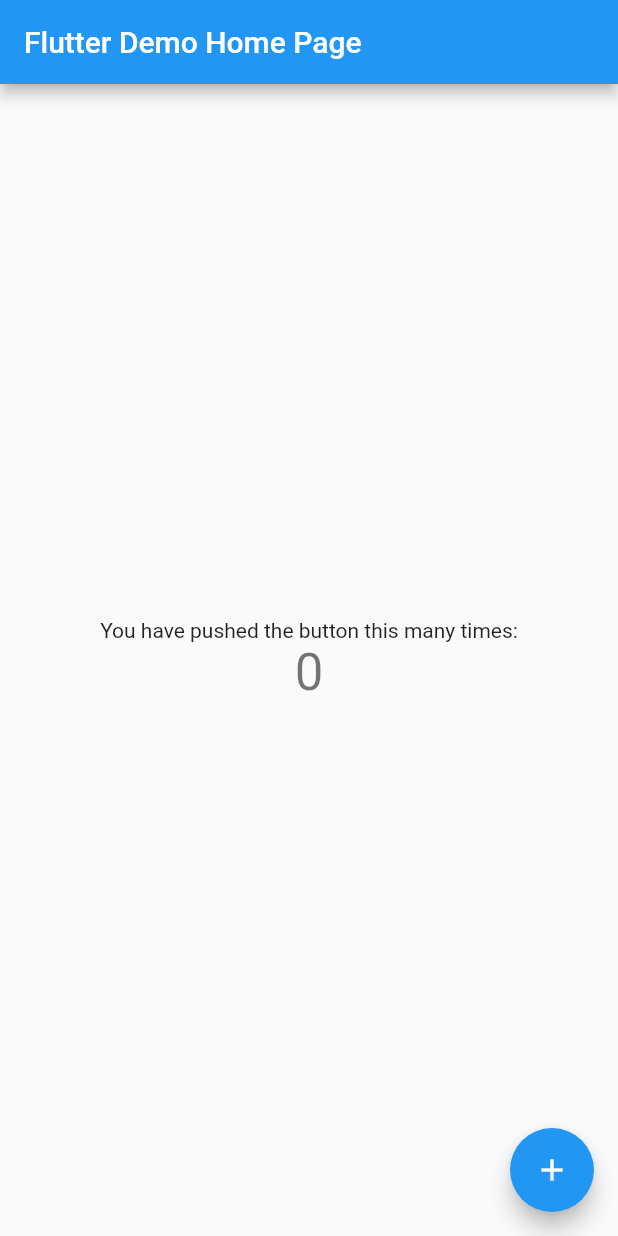
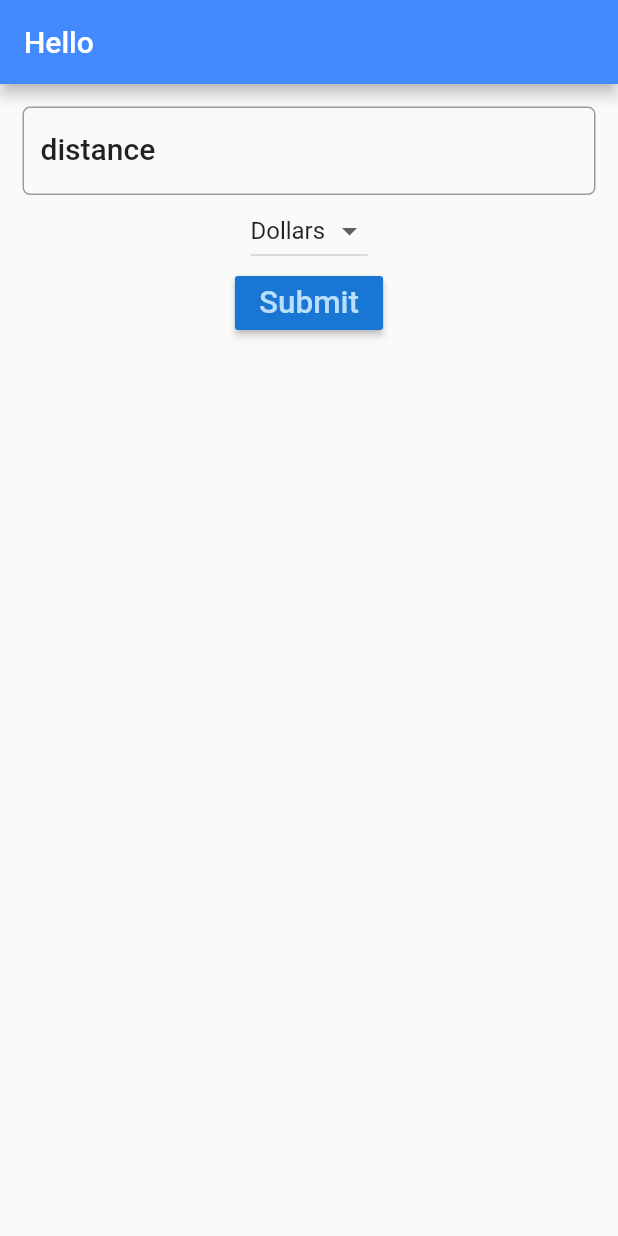
Before and after one commit to katieraby/mini-trip-cost-app, a Flutter app: the screen it shows after launch, on a phone screen of 412 x 824 dp. Run offline on Flutter 3.47's test engine with Material 2 defaults, Android fonts, the phone set to English and light mode, and no system bars.

Commit message:
Added dropdown for currency type and styled input field

```diff
--- a/lib/main.dart
+++ b/lib/main.dart
@@ -7,105 +7,83 @@ class MyApp extends StatelessWidget {
   @override
   Widget build(BuildContext context) {
     return MaterialApp(
-      title: 'Flutter Demo',
+      title: 'Trip Cost Calculator',
       theme: ThemeData(
-        // This is the theme of your application.
-        //
-        // Try running your application with "flutter run". You'll see the
-        // application has a blue toolbar. Then, without quitting the app, try
-        // changing the primarySwatch below to Colors.green and then invoke
-        // "hot reload" (press "r" in the console where you ran "flutter run",
-        // or simply save your changes to "hot reload" in a Flutter IDE).
-        // Notice that the counter didn't reset back to zero; the application
-        // is not restarted.
         primarySwatch: Colors.blue,
       ),
-      home: MyHomePage(title: 'Flutter Demo Home Page'),
+      home: new FuelForm(),
     );
   }
 }
 
-class MyHomePage extends StatefulWidget {
-  MyHomePage({Key key, this.title}) : super(key: key);
-
-  // This widget is the home page of your application. It is stateful, meaning
-  // that it has a State object (defined below) that contains fields that affect
-  // how it looks.
-
-  // This class is the configuration for the state. It holds the values (in this
-  // case the title) provided by the parent (in this case the App widget) and
-  // used by the build method of the State. Fields in a Widget subclass are
-  // always marked "final".
-
-  final String title;
-
+class FuelForm extends StatefulWidget {
   @override
-  _MyHomePageState createState() => _MyHomePageState();
+  State<StatefulWidget> createState() => _FuelFormState();
 }
 
-class _MyHomePageState extends State<MyHomePage> {
-  int _counter = 0;
-
-  void _incrementCounter() {
-    setState(() {
-      // This call to setState tells the Flutter framework that something has
-      // changed in this State, which causes it to rerun the build method below
-      // so that the display can reflect the updated values. If we changed
-      // _counter without calling setState(), then the build method would not be
-      // called again, and so nothing would appear to happen.
-      _counter++;
-    });
-  }
+class _FuelFormState extends State<FuelForm> {
+  String result = '';
+  final _currencies = ['Dollars', 'Euro', 'Pounds'];
+  String _currency = 'Dollars';
+  TextEditingController distanceController = TextEditingController();
 
   @override
   Widget build(BuildContext context) {
-    // This method is rerun every time setState is called, for instance as done
-    // by the _incrementCounter method above.
-    //
-    // The Flutter framework has been optimized to make rerunning build methods
-    // fast, so that you can just rebuild anything that needs updating rather
-    // than having to individually change instances of widgets.
+    TextStyle textStyle = Theme.of(context).textTheme.title;
     return Scaffold(
       appBar: AppBar(
-        // Here we take the value from the MyHomePage object that was created by
-        // the App.build method, and use it to set our appbar title.
-        title: Text(widget.title),
+        title: Text("Hello"),
+        backgroundColor: Colors.blueAccent,
       ),
-      body: Center(
-        // Center is a layout widget. It takes a single child and positions it
-        // in the middle of the parent.
+      body: Container(
+        padding: EdgeInsets.all(15.0),
         child: Column(
-          // Column is also a layout widget. It takes a list of children and
-          // arranges them vertically. By default, it sizes itself to fit its
-          // children horizontally, and tries to be as tall as its parent.
-          //
-          // Invoke "debug painting" (press "p" in the console, choose the
-          // "Toggle Debug Paint" action from the Flutter Inspector in Android
-          // Studio, or the "Toggle Debug Paint" command in Visual Studio Code)
-          // to see the wireframe for each widget.
-          //
-          // Column has various properties to control how it sizes itself and
-          // how it positions its children. Here we use mainAxisAlignment to
-          // center the children vertically; the main axis here is the vertical
-          // axis because Columns are vertical (the cross axis would be
-          // horizontal).
-          mainAxisAlignment: MainAxisAlignment.center,
           children: <Widget>[
-            Text(
-              'You have pushed the button this many times:',
+            TextField(
+              controller: distanceController,
+              decoration: InputDecoration(
+                hintText: "e.g. 124",
+                labelStyle: textStyle,
+                labelText: 'distance',
+                border: OutlineInputBorder(
+                  borderRadius: BorderRadius.circular(5.0),
+                ),
+              ),
+              keyboardType: TextInputType.number,
             ),
-            Text(
-              '$_counter',
-              style: Theme.of(context).textTheme.display1,
+            DropdownButton<String>(
+              items: _currencies.map((String value) {
+                return DropdownMenuItem<String>(
+                  value: value,
+                  child: Text(value),
+                );
+              }).toList(),
+              value: _currency,
+              onChanged: (String value) {
+                _onDropdownChanged(value);
+              },
             ),
+            RaisedButton(
+              color: Theme.of(context).primaryColorDark,
+              textColor: Theme.of(context).primaryColorLight,
+              onPressed: () {
+                setState(() {
+                  result = distanceController.text;
+                });
+              },
+              child: Text(
+                'Submit',
+                textScaleFactor: 1.5,
+              ),
+            ),
+            Text(result),
           ],
         ),
       ),
-      floatingActionButton: FloatingActionButton(
-        onPressed: _incrementCounter,
-        tooltip: 'Increment',
-        child: Icon(Icons.add),
-      ), // This trailing comma makes auto-formatting nicer for build methods.
     );
   }
+
+  _onDropdownChanged(String value) => setState(() {
+        this._currency = value;
+      });
 }
```
